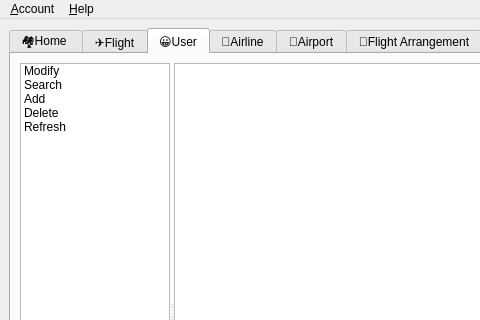
Aloereed/Flightman_Platform_DATA130039, file mainplatformwindow.ui: the form before one commit; both pictures show x 0 to 480 and y 0 to 320 of the 753 by 600 pixel window.
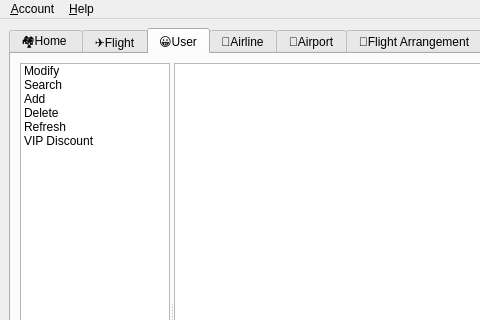
The form after the commit. The open tabs and pages were chosen to show the change. Icons and pictures are not drawn.

The edit to the form file:
```diff
--- a/mainplatformwindow.ui
+++ b/mainplatformwindow.ui
@@ -268,6 +268,11 @@
               <string>Refresh</string>
              </property>
             </item>
+            <item>
+             <property name="text">
+              <string>VIP Discount</string>
+             </property>
+            </item>
            </widget>
            <widget class="QTableView" name="tableView">
             <property name="enabled">
```
